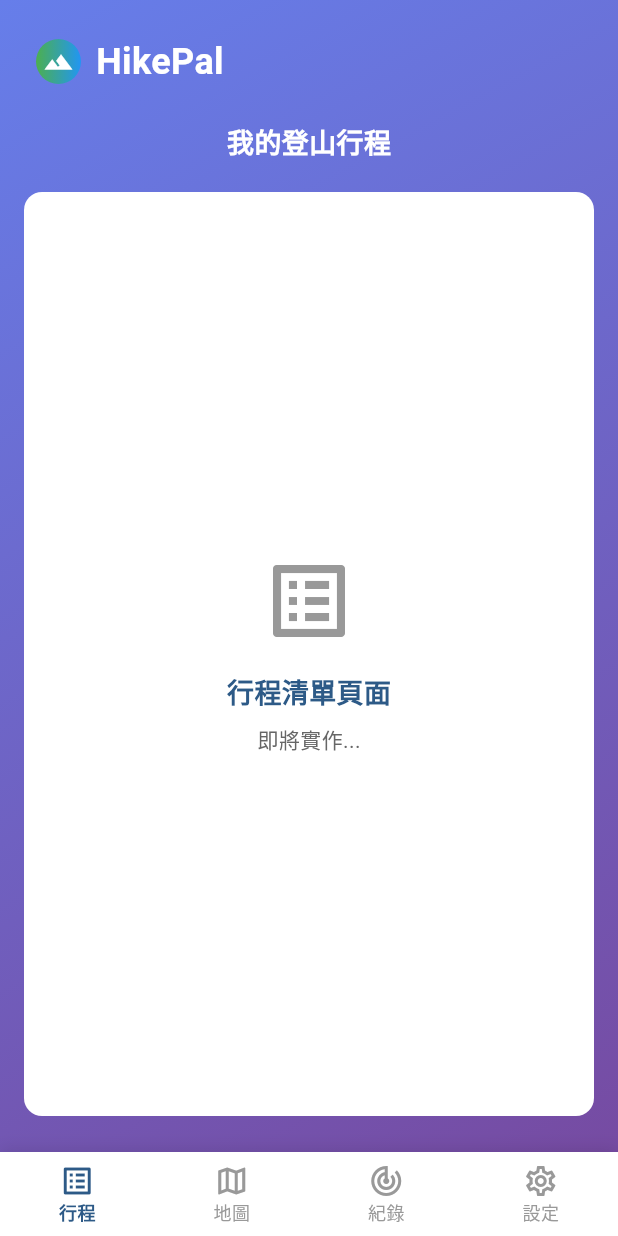
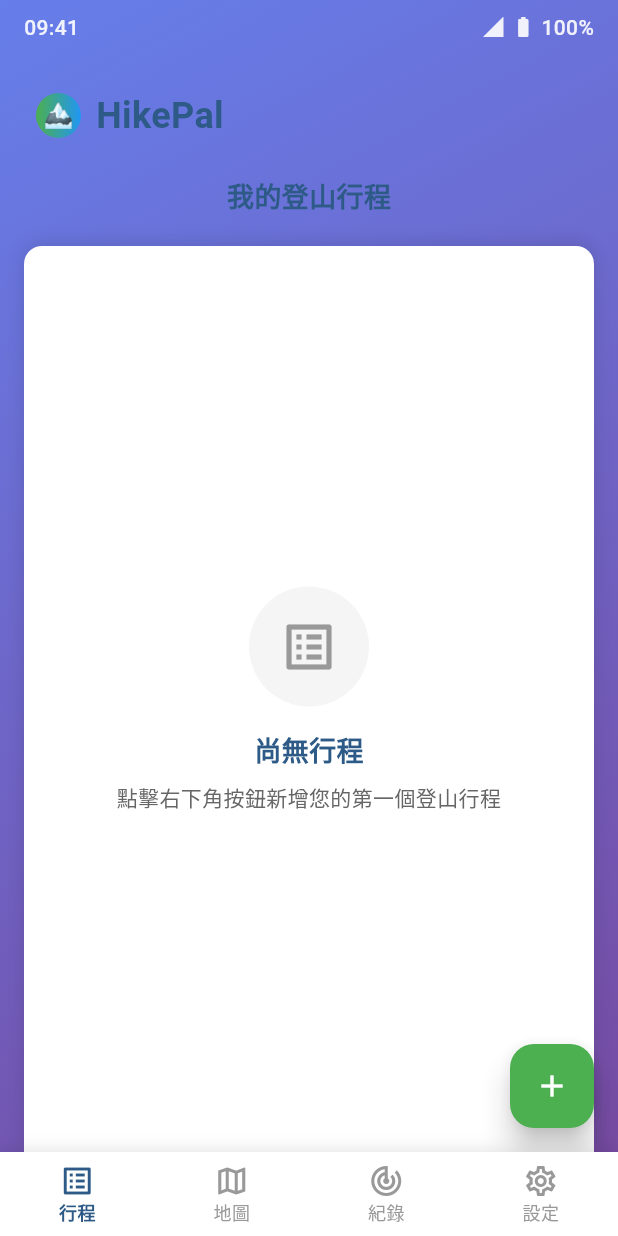
Before and after one commit to justinlu224/HikePal, a Flutter app: the screen it shows after launch, on a phone screen of 412 x 824 dp. Run offline on Flutter 3.47's test engine with Material 3 defaults, Android fonts, the phone set to English and light mode, and no system bars; our stand-ins replace get_it.

Commit message:
feat: 完成 Task 3.1 行程清單基礎佈局
- 完善 TripListPage 基礎佈局設計
  * 添加狀態列模擬 (時間、訊號、電池)
  * App Header 使用山峰 emoji 圖標
  * 頁面標題居中顯示
  * 漸層背景樣式完全基於設計圖
- 實作內容區域佈局
  * 白色圓角容器，頂部圓角設計
  * 陰影效果提升視覺層次
  * 空狀態提示文字和圖標
- 添加 FloatingActionButton
  * 新增行程功能入口
  * 暫時顯示 SnackBar 提示
- 優化程式碼品質
  * 修復所有 const 建議
  * 提升渲染效能

Task 3.1 完成: 行程清單頁面基礎佈局建立完成，符合設計圖風格

```diff
--- a/lib/presentation/features/trip_list/pages/trip_list_page.dart
+++ b/lib/presentation/features/trip_list/pages/trip_list_page.dart
@@ -13,11 +13,57 @@ class TripListPage extends StatelessWidget {
         child: SafeArea(
           child: Column(
             children: [
+              // Status Bar 區域
+              Container(
+                padding: const EdgeInsets.symmetric(
+                  horizontal: AppConstants.paddingMedium,
+                  vertical: AppConstants.paddingSmall,
+                ),
+                child: Row(
+                  mainAxisAlignment: MainAxisAlignment.spaceBetween,
+                  children: [
+                    Text(
+                      '09:41',
+                      style: TextStyle(
+                        fontSize: 14,
+                        color: Colors.white.withValues(alpha: 0.9),
+                        fontWeight: FontWeight.w500,
+                      ),
+                    ),
+                    Row(
+                      children: [
+                        Icon(
+                          Icons.signal_cellular_4_bar,
+                          size: 16,
+                          color: Colors.white.withValues(alpha: 0.9),
+                        ),
+                        const SizedBox(width: 4),
+                        Icon(
+                          Icons.battery_full,
+                          size: 16,
+                          color: Colors.white.withValues(alpha: 0.9),
+                        ),
+                        const SizedBox(width: 4),
+                        Text(
+                          '100%',
+                          style: TextStyle(
+                            fontSize: 14,
+                            color: Colors.white.withValues(alpha: 0.9),
+                            fontWeight: FontWeight.w500,
+                          ),
+                        ),
+                      ],
+                    ),
+                  ],
+                ),
+              ),
+
               // App Header
               Padding(
                 padding: const EdgeInsets.all(AppConstants.paddingLarge),
                 child: Row(
                   children: [
+                    // Mountain Icon
                     Container(
                       width: 30,
                       height: 30,
@@ -27,10 +73,11 @@ class TripListPage extends StatelessWidget {
                         ),
                         shape: BoxShape.circle,
                       ),
-                      child: const Icon(
-                        Icons.terrain,
-                        color: Colors.white,
-                        size: 20,
+                      child: const Center(
+                        child: Text(
+                          '🏔️',
+                          style: TextStyle(fontSize: 16),
+                        ),
                       ),
                     ),
                     const SizedBox(width: 10),
@@ -39,7 +86,7 @@ class TripListPage extends StatelessWidget {
                       style: TextStyle(
                         fontSize: 24,
                         fontWeight: FontWeight.bold,
-                        color: Colors.white,
+                        color: AppTheme.mountainBlue,
                       ),
                     ),
                   ],
@@ -49,54 +96,82 @@ class TripListPage extends StatelessWidget {
               // Page Title
               const Padding(
                 padding: EdgeInsets.symmetric(horizontal: AppConstants.paddingLarge),
+                child: Align(
+                  alignment: Alignment.center,
                   child: Text(
                     AppConstants.tripListTitle,
                     style: TextStyle(
                       fontSize: 18,
                       fontWeight: FontWeight.bold,
-                    color: Colors.white,
+                      color: AppTheme.mountainBlue,
+                    ),
                   ),
                 ),
               ),
 
               const SizedBox(height: 20),
 
-              // Content Area (暫時顯示佔位內容)
+              // Content Area - 行程卡片列表區域
               Expanded(
                 child: Container(
+                  width: double.infinity,
                   margin: const EdgeInsets.symmetric(horizontal: AppConstants.paddingMedium),
-                  decoration: BoxDecoration(
+                  decoration: const BoxDecoration(
                     color: Colors.white,
-                    borderRadius: BorderRadius.circular(AppConstants.radiusLarge),
+                    borderRadius: BorderRadius.only(
+                      topLeft: Radius.circular(AppConstants.radiusLarge),
+                      topRight: Radius.circular(AppConstants.radiusLarge),
                     ),
-                  child: const Center(
+                    boxShadow: [
+                      BoxShadow(
+                        color: Colors.black12,
+                        blurRadius: 10,
+                        offset: Offset(0, -2),
+                      ),
+                    ],
+                  ),
+                  child: Column(
+                    children: [
+                      const SizedBox(height: AppConstants.paddingLarge),
+
+                      // 暫時的佔位內容，後續會被實際的行程卡片替換
+                      Expanded(
+                        child: Center(
                           child: Column(
                             mainAxisAlignment: MainAxisAlignment.center,
                             children: [
-                        Icon(
+                              Container(
+                                width: 80,
+                                height: 80,
+                                decoration: BoxDecoration(
+                                  color: AppTheme.textLight.withValues(alpha: 0.1),
+                                  shape: BoxShape.circle,
+                                ),
+                                child: const Icon(
                                   Icons.list_alt,
-                          size: 64,
+                                  size: 40,
                                   color: AppTheme.textLight,
                                 ),
-                        SizedBox(height: 16),
-                        Text(
-                          '行程清單頁面',
+                              ),
+                              const SizedBox(height: 16),
+                              const Text(
+                                '尚無行程',
                                 style: TextStyle(
                                   fontSize: 18,
                                   fontWeight: FontWeight.bold,
                                   color: AppTheme.textPrimary,
                                 ),
                               ),
-                        SizedBox(height: 8),
-                        Text(
-                          '即將實作...',
+                              const SizedBox(height: 8),
+                              const Text(
+                                '點擊右下角按鈕新增您的第一個登山行程',
                                 style: TextStyle(
                                   fontSize: 14,
                                   color: AppTheme.textSecondary,
                                 ),
+                                textAlign: TextAlign.center,
                               ),
                             ],
-                    ),
                           ),
                         ),
                       ),
@@ -106,6 +181,28 @@ class TripListPage extends StatelessWidget {
                   ),
                 ),
               ),
+            ],
+          ),
+        ),
+      ),
+
+      // FloatingActionButton for adding new trip
+      floatingActionButton: FloatingActionButton(
+        onPressed: () {
+          // TODO: 實作新增行程功能
+          ScaffoldMessenger.of(context).showSnackBar(
+            const SnackBar(
+              content: Text('新增行程功能即將推出'),
+              duration: Duration(seconds: 2),
+            ),
+          );
+        },
+        backgroundColor: AppTheme.successGreen,
+        child: const Icon(
+          Icons.add,
+          color: Colors.white,
+        ),
+      ),
     );
   }
 }
```
Lines whose indentation alone changed are shown as unchanged.
